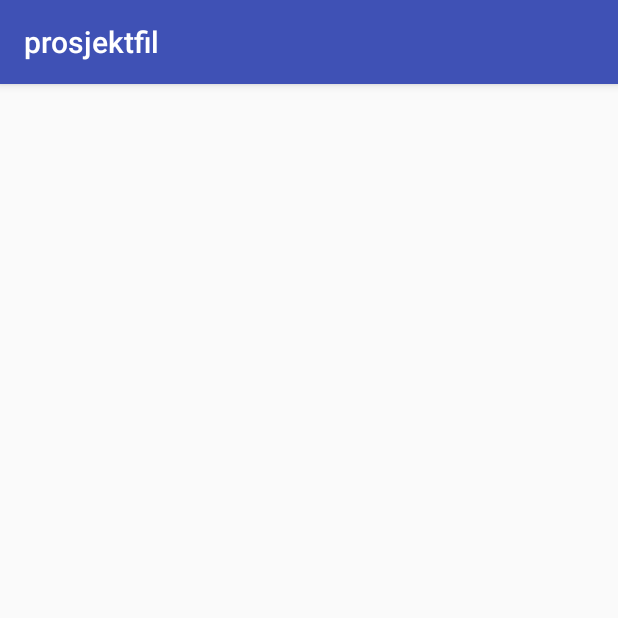
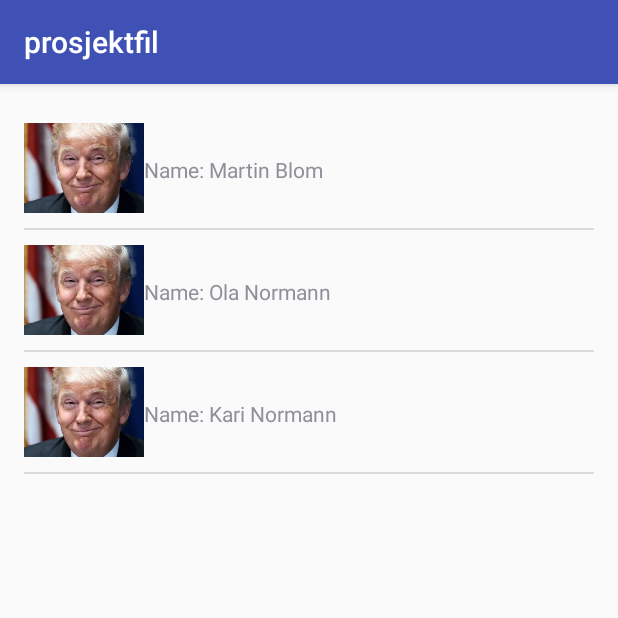
Before and after one commit to ingalill/app-prosjekt-, an Android app: the ListUserActivity screen opened directly, with no data from a screen before it, on a phone screen of 412 x 824 dp, the top half of it. Run offline under Robolectric (Android 15) with nearby library versions, the phone set to English and light mode, and no system bars; network calls fail.

Commit message:
Adapter oppdatering

```diff
--- a/prosjektfil/app/src/main/java/no/ntnu/asd/prosjektfil/ListUserActivity.java
+++ b/prosjektfil/app/src/main/java/no/ntnu/asd/prosjektfil/ListUserActivity.java
@@ -12,24 +12,26 @@ import java.util.List;
 public class ListUserActivity extends AppCompatActivity {
 
     ListView userList;          // Definerer listview
-    ArrayList<User> users;      // Definerer arraylist
+    //ArrayList<User> users;      // Definerer arraylist
     UserAdapter userAdapter;    // Definerer adapter
-    User test;
 
     @Override
     protected void onCreate(Bundle savedInstanceState) {
         super.onCreate(savedInstanceState);
         setContentView(R.layout.activity_list_user);
 
+
         //***********TEST****************
-        //List users = Arrays.asList(
-        //      new User("Martin","Blom","Ålesund","Hei!")
-        //);
+        List users = Arrays.asList(
+              new User("Martin","Blom","Ålesund","Hei!"),
+                new User("Ola","Normann","Ålesund","Hei!"),
+                new User("Kari","Normann","Ålesund","Hei!")
+        );
         //***********TEST****************
 
         // Instansiering
-        users = new ArrayList<>();                          // arraylist som holder users til bruk i listen
-        userAdapter = new UserAdapter(this,users);          // adapter til ListView'en userList
+        //users = new ArrayList<>();                          // arraylist som holder users til bruk i listen
+        userAdapter = new UserAdapter(getApplicationContext(),users);          // adapter til ListView'en userList
         userList = (ListView) findViewById(R.id.userList);  // userList mot ListView'en userList
         userList.setAdapter(userAdapter);                   // setter adapter opp mot ListView
     }
--- a/prosjektfil/app/src/main/java/no/ntnu/asd/prosjektfil/UserAdapter.java
+++ b/prosjektfil/app/src/main/java/no/ntnu/asd/prosjektfil/UserAdapter.java
@@ -6,6 +6,7 @@ import android.view.LayoutInflater;
 import android.view.View;
 import android.view.ViewGroup;
 import android.widget.ArrayAdapter;
+import android.widget.ImageView;
 import android.widget.TextView;
 
 import java.util.List;
@@ -23,16 +24,19 @@ public class UserAdapter extends ArrayAdapter<User>{
     @NonNull
     @Override
      public View getView(int position, View convertView, ViewGroup parent){
-         User user = (User)getItem(position);
+        User user = getItem(position);
 
-         if (convertView == null){
-             convertView = LayoutInflater.from(getContext()).inflate(R.layout.activity_list_user, parent, false);
-         }
+        if (convertView == null){
+            convertView = LayoutInflater.from(getContext()).inflate(R.layout.user_row, parent, false);
+        }
 
-         TextView userInfo = (TextView) convertView.findViewById(R.id.userInfo);
-         userInfo.setText("Name: " + user.getFirstname() + " " + user.getLastname());
+        TextView userInfo = (TextView) convertView.findViewById(R.id.userInfo);
+        userInfo.setText("Name: " + user.getFirstname() + " " + user.getLastname());
 
-         return convertView;
+        ImageView userImage = (ImageView)convertView.findViewById(R.id.userImage);
+        userImage.setImageResource(R.drawable.thumb);
+
+        return convertView;
      }
 
 }
--- a/prosjektfil/app/src/main/res/layout/user_row.xml
+++ b/prosjektfil/app/src/main/res/layout/user_row.xml
@@ -5,8 +5,8 @@
     android:layout_height="match_parent">
 
     <ImageView
-        android:layout_width="wrap_content"
-        android:layout_height="wrap_content"
+        android:layout_width="80dp"
+        android:layout_height="80dp"
         app:srcCompat="@mipmap/ic_launcher"
         android:id="@+id/userImage" />
 
@@ -15,5 +15,7 @@
         android:layout_width="wrap_content"
         android:layout_height="wrap_content"
         android:id="@+id/userInfo"
-        android:layout_toEndOf="@+id/userImage" />
+        android:layout_alignParentTop="true"
+        android:layout_toEndOf="@+id/userImage"
+        android:layout_marginTop="31dp" />
 </RelativeLayout>
```
Also changed, not shown: prosjektfil/app/src/main/res/drawable/thumb.jpg (added).
